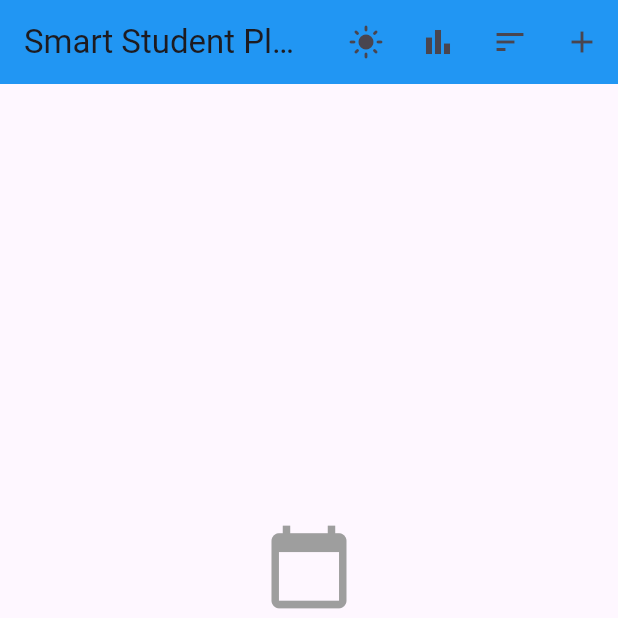
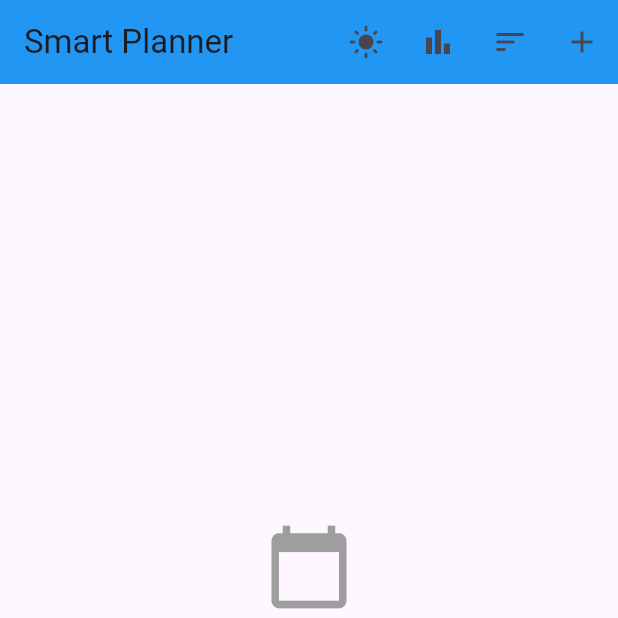
Before and after one commit to ghazi-malatiani/Planner-Project, a Flutter app: the screen it shows after launch, on a phone screen of 412 x 824 dp, the top half of it. Run offline on Flutter 3.47's test engine with Material 3 defaults, Android fonts, the phone set to English and light mode, and no system bars; our stand-ins replace shared_preferences.

Commit message:
Final touches for android apk

```diff
--- a/lib/main.dart
+++ b/lib/main.dart
@@ -10,7 +10,7 @@ class MyApp extends StatelessWidget {
   @override
   Widget build(BuildContext context) {
     return MaterialApp(
-      title: 'Smart Student Planner',
+      title: 'Smart Planner',
       debugShowCheckedModeBanner: false,
       theme: ThemeData(
         primarySwatch: Colors.blue,
--- a/lib/planner_app.dart
+++ b/lib/planner_app.dart
@@ -124,7 +124,7 @@ class _PlannerAppState extends State<PlannerApp> {
       home: Scaffold(
         appBar: AppBar(
           backgroundColor: isDarkMode ? Colors.grey[850] : Colors.blue,
-          title: const Text('Smart Student Planner'),
+          title: const Text('Smart Planner'),
           actions: [
             IconButton(
               icon: Icon(isDarkMode ? Icons.dark_mode : Icons.light_mode),
```
Also changed, not shown: pubspec.yaml (+7 -1 lines), assets/icon.jpg (added), pubspec.lock, 6 other files.
